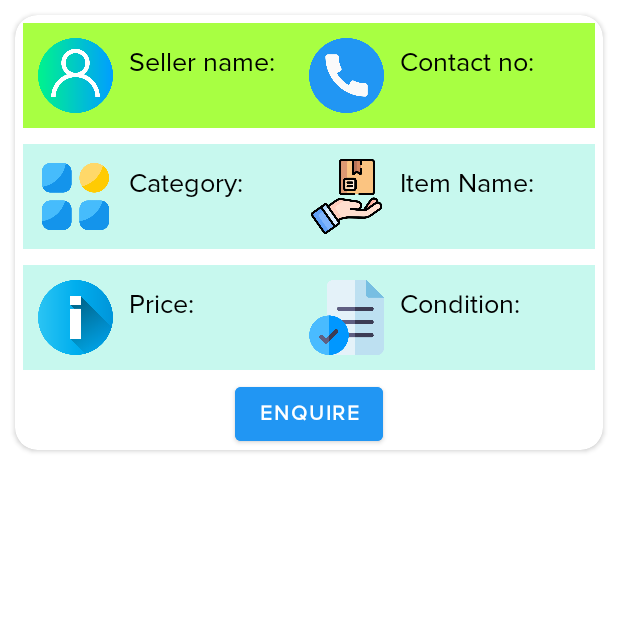
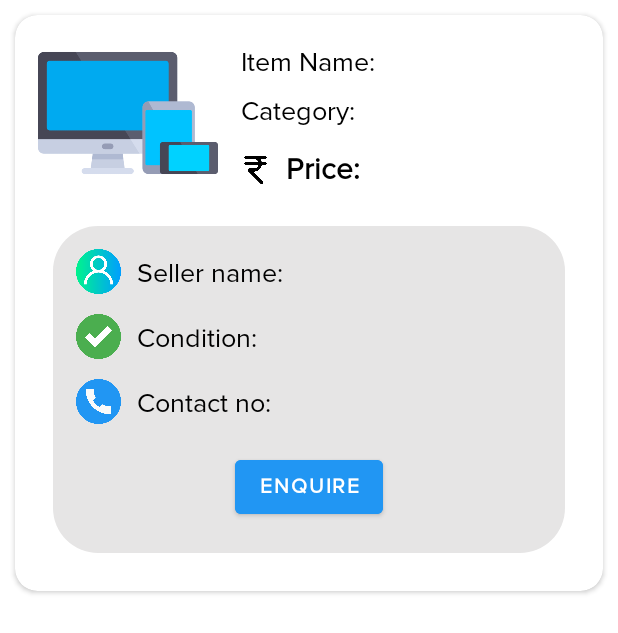
Before and after one commit to yashdeshpande10/Earth-App, an Android app: the layout item_post.xml on its own in the app's theme, with its tools: preview values and no code run, on a phone screen of 412 x 824 dp. Shown: the top 633 px of the screen. Run offline under Robolectric (Android 15) with nearby library versions, the phone set to English and light mode, and no system bars.

Commit message:
Earth app

```diff
--- a/app/src/main/java/com/example/android/earth/HomeFragment.kt
+++ b/app/src/main/java/com/example/android/earth/HomeFragment.kt
@@ -51,7 +51,7 @@ class HomeFragment : Fragment() {
 
         postDAO = PostDAO()
         val postCollections = postDAO.postCollections
-        val query = postCollections.orderBy("product_specs", Query.Direction.ASCENDING)
+        val query = postCollections.orderBy("product_price", Query.Direction.ASCENDING)
         val recyclerViewOptions = FirestoreRecyclerOptions.Builder<Post>().setQuery(query, Post::class.java).build()
 
         adapter = PostAdapter(recyclerViewOptions)
--- a/app/src/main/java/com/example/android/earth/PostAdapter.kt
+++ b/app/src/main/java/com/example/android/earth/PostAdapter.kt
@@ -39,11 +39,11 @@ class PostAdapter(options: FirestoreRecyclerOptions<Post>) : FirestoreRecyclerAd
         holder.prodCategory.text = model.product_category
         holder.prodName.text = model.product_name
         holder.prodPrice.text = model.product_price
-        holder.prodCondition.text = model.product_condition
+        holder.prodCondition.text = model.product_condition+"/10"
 
         holder.btnEnquire.setOnClickListener {
             val mobileNumber = model.user_mobile
-            val callIntent: Intent = Uri.parse("tel:"+mobileNumber).let { mobileNumber ->
+            val callIntent: Intent = Uri.parse("tel:"+"0"+mobileNumber).let { mobileNumber ->
                 Intent(Intent.ACTION_DIAL, mobileNumber)
             }
             startActivity(holder.sellerNumber.context,callIntent,null)
--- a/app/src/main/res/layout/activity_create_post.xml
+++ b/app/src/main/res/layout/activity_create_post.xml
@@ -23,7 +23,9 @@
             android:layout_height="wrap_content"
             android:text="Product Details"
             android:textSize="20sp"
-            android:background="#4BFFC2"
+            android:padding="5dp"
+            android:background="@drawable/postshape"
+            android:backgroundTint="#4BFFC2"
             android:textColor="@color/black"
             android:layout_margin="5dp"
             android:fontFamily="@font/proximanovafont"
@@ -43,7 +45,7 @@
             android:id="@+id/ET_product_category"
             android:layout_width="match_parent"
             android:layout_height="wrap_content"
-            android:hint="eg: Laptop/Smartphones/etc"
+            android:hint="Laptop/Smartphones"
             android:layout_margin="5dp"
             android:fontFamily="@font/proximanovafont"
 
@@ -71,7 +73,7 @@
         <TextView
             android:layout_width="match_parent"
             android:layout_height="wrap_content"
-            android:text="Enter model specifications"
+            android:text="Enter selling price"
             android:textSize="20sp"
             android:textColor="@color/black"
             android:layout_margin="5dp"
@@ -82,7 +84,7 @@
             android:id="@+id/ET_product_price"
             android:layout_width="match_parent"
             android:layout_height="wrap_content"
-            android:hint="eg: 8GB RAM 128GB ROM"
+            android:hint="Rs."
             android:layout_margin="5dp"
             android:fontFamily="@font/proximanovafont"
             />
@@ -124,7 +126,9 @@
             android:layout_height="wrap_content"
             android:text="User Details"
             android:textSize="20sp"
-            android:background="#4BFFC2"
+            android:padding="5dp"
+            android:background="@drawable/postshape"
+            android:backgroundTint="#4BFFC2"
             android:textColor="@color/black"
             android:layout_margin="5dp"
             android:fontFamily="@font/proximanovafont"
@@ -172,7 +176,7 @@
             android:layout_width="match_parent"
             android:layout_height="wrap_content"
             android:text="Post"
-            android:layout_margin="20dp"
+            android:layout_margin="10dp"
             android:fontFamily="@font/proximanovafont"
             android:textStyle="bold"
             android:backgroundTint="#2196F3"
--- a/app/src/main/res/layout/item_post.xml
+++ b/app/src/main/res/layout/item_post.xml
@@ -18,111 +18,56 @@
             android:layout_height="wrap_content"
             android:padding="10dp"
             android:orientation="horizontal"
-            android:background="#A8FF42"
+            android:background="@color/white"
             android:layout_margin="5dp"
 
             >
 
             <ImageView
-                android:layout_width="50dp"
-                android:layout_height="50dp"
-                android:src="@drawable/user"
+                android:layout_marginTop="-10dp"
+                android:layout_width="120dp"
+                android:layout_height="120dp"
+                android:src="@drawable/electronics"
                 />
-
-            <TextView
-                android:id="@+id/tv_item_sellerName"
-                android:background="#A8FF42"
-                android:layout_width="match_parent"
-                android:layout_height="wrap_content"
-                android:text="Seller name: "
-                android:textSize="18sp"
-                android:textColor="@color/black"
-                android:layout_marginLeft="5dp"
-                android:layout_weight="1"
-                android:fontFamily="@font/proximanovafont"
-                android:padding="5dp"/>
-
-            <ImageView
-                android:layout_width="50dp"
-                android:layout_height="50dp"
-                android:src="@drawable/telephone"
-
-                />
-
-            <TextView
-                android:id="@+id/tv_item_sellerNumber"
-                android:background="#A8FF42"
-                android:layout_width="match_parent"
-                android:layout_height="wrap_content"
-                android:text="Contact no: "
-                android:layout_marginLeft="5dp"
-                android:textSize="18sp"
-                android:textColor="@color/black"
-                android:fontFamily="@font/proximanovafont"
-                android:layout_weight="1"
-                android:padding="5dp"/>
-
-        </LinearLayout>
 
             <LinearLayout
                 android:layout_width="match_parent"
                 android:layout_height="wrap_content"
-            android:background="#C7F8EE"
-            android:layout_margin="5dp"
-            android:padding="10dp"
-            android:orientation="horizontal">
+                android:orientation="vertical">
 
-            <ImageView
-                android:layout_width="50dp"
-                android:layout_height="50dp"
-                android:src="@drawable/application"
-                />
+                <TextView
+                    android:id="@+id/tv_item_name"
+                    android:layout_marginLeft="10dp"
+                    android:layout_width="match_parent"
+                    android:layout_height="wrap_content"
+                    android:text="Item Name: "
+                    android:textSize="18sp"
+                    android:textColor="@color/black"
+                    android:fontFamily="@font/proximanovafont"
+                    android:padding="5dp"/>
 
                 <TextView
                     android:id="@+id/tv_item_category"
-                android:layout_marginLeft="5dp"
+                    android:layout_marginLeft="10dp"
                     android:layout_width="match_parent"
                     android:layout_height="wrap_content"
                     android:text="Category: "
                     android:textSize="18sp"
                     android:textColor="@color/black"
                     android:fontFamily="@font/proximanovafont"
-                android:layout_weight="1"
                     android:padding="5dp"/>
 
-            <ImageView
-                android:layout_width="50dp"
-                android:layout_height="50dp"
-                android:src="@drawable/deliverybox"
-                />
-
-            <TextView
-                android:id="@+id/tv_item_name"
-                android:layout_marginLeft="5dp"
-                android:layout_width="match_parent"
+                <LinearLayout
+                    android:layout_width="wrap_content"
                     android:layout_height="wrap_content"
-                android:fontFamily="@font/proximanovafont"
-                android:text="Item Name: "
-                android:textSize="18sp"
-                android:textColor="@color/black"
-                android:layout_weight="1"
-                android:padding="5dp"/>
-
-        </LinearLayout>
-
-        <LinearLayout
-            android:layout_width="match_parent"
-            android:background="#C7F8EE"
-            android:padding="10dp"
-            android:layout_height="wrap_content"
-            android:layout_margin="5dp"
-
                     android:orientation="horizontal">
 
                     <ImageView
-                android:layout_width="50dp"
-                android:layout_height="50dp"
-                android:src="@drawable/letteri"
+                        android:layout_width="30dp"
+                        android:layout_height="25dp"
+                        android:src="@drawable/rupee"
+                        android:layout_marginLeft="10dp"
+                        android:layout_marginTop="10dp"
                         />
 
                     <TextView
@@ -130,17 +75,74 @@
                         android:layout_width="match_parent"
                         android:layout_height="wrap_content"
                         android:text="Price: "
+                        android:textSize="20sp"
+                        android:textColor="@color/black"
+                        android:textStyle="bold"
+                        android:fontFamily="@font/proximanovafont"
+                        android:padding="5dp"
+                        android:layout_marginTop="5dp"/>
+
+
+                </LinearLayout>
+
+
+
+
+            </LinearLayout>
+
+
+
+        </LinearLayout>
+
+        <LinearLayout
+            android:layout_width="match_parent"
+            android:layout_height="wrap_content"
+            android:background="@drawable/postshape"
+            android:backgroundTint="#E6E5E5"
+            android:layout_marginLeft="25dp"
+            android:layout_marginRight="25dp"
+            android:layout_marginBottom="25dp"
+            android:padding="10dp"
+            android:orientation="vertical">
+
+
+            <LinearLayout
+                android:layout_width="match_parent"
+                android:layout_height="wrap_content"
+                android:orientation="horizontal"
+                android:layout_margin="5dp">
+
+                <ImageView
+                    android:layout_width="30dp"
+                    android:layout_height="30dp"
+                    android:src="@drawable/user"
+                    />
+
+                <TextView
+                    android:id="@+id/tv_item_sellerName"
+                    android:layout_width="match_parent"
+                    android:layout_height="wrap_content"
+                    android:text="Seller name: "
                     android:textSize="18sp"
                     android:textColor="@color/black"
-                android:layout_weight="1"
                     android:layout_marginLeft="5dp"
                     android:fontFamily="@font/proximanovafont"
                     android:padding="5dp"/>
 
+
+            </LinearLayout>
+
+            <LinearLayout
+                android:layout_width="match_parent"
+                android:layout_height="wrap_content"
+                android:orientation="horizontal"
+                android:layout_margin="5dp">
+
                 <ImageView
-               android:layout_width="50dp"
-               android:layout_height="50dp"
-               android:src="@drawable/file"/>
+                    android:layout_width="30dp"
+                    android:layout_height="30dp"
+                    android:src="@drawable/accept"
+                    />
 
                 <TextView
                     android:id="@+id/tv_item_condition"
@@ -150,9 +152,47 @@
                     android:textSize="18sp"
                     android:layout_marginLeft="5dp"
                     android:textColor="@color/black"
-                android:layout_weight="1"
                     android:fontFamily="@font/proximanovafont"
                     android:padding="5dp"/>
+
+
+
+
+
+
+
+
+            </LinearLayout>
+
+            <LinearLayout
+                android:layout_width="match_parent"
+                android:layout_height="wrap_content"
+                android:orientation="horizontal"
+                android:layout_margin="5dp">
+
+                <ImageView
+                    android:layout_width="30dp"
+                    android:layout_height="30dp"
+                    android:src="@drawable/telephone"
+                    />
+
+                <TextView
+                    android:id="@+id/tv_item_sellerNumber"
+                    android:layout_width="match_parent"
+                    android:layout_height="wrap_content"
+                    android:text="Contact no: "
+                    android:textSize="18sp"
+                    android:layout_marginLeft="5dp"
+                    android:textColor="@color/black"
+                    android:fontFamily="@font/proximanovafont"
+                    android:padding="5dp"/>
+
+
+
+
+
+
+
 
             </LinearLayout>
 
@@ -160,6 +200,7 @@
                 android:layout_width="wrap_content"
                 android:layout_height="wrap_content"
                 android:text="Enquire"
+                android:layout_margin="10dp"
                 android:backgroundTint="#2196F3"
                 android:layout_gravity="center_horizontal"
                 android:id="@+id/btn_enquire"
@@ -170,4 +211,9 @@
 
         </LinearLayout>
 
+
+
+
+    </LinearLayout>
+
 </androidx.cardview.widget.CardView>
```
Also changed, not shown: app/src/main/res/drawable-v24/accept.png (added). Lines whose indentation alone changed are shown as unchanged.
